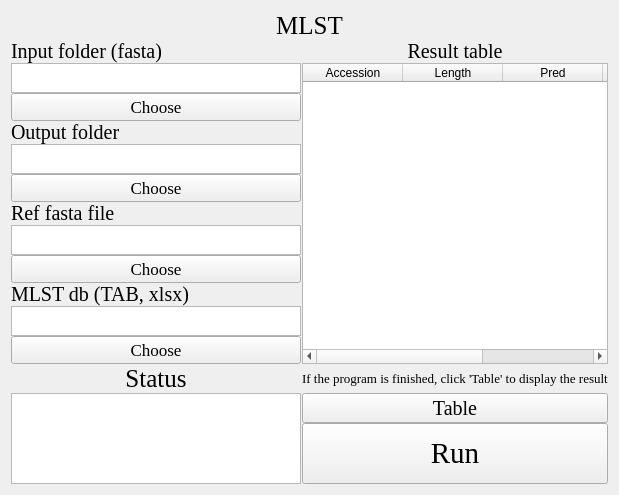
Old version of the form MLST.ui in the repository hzaurzli/MicroWorldOmics.
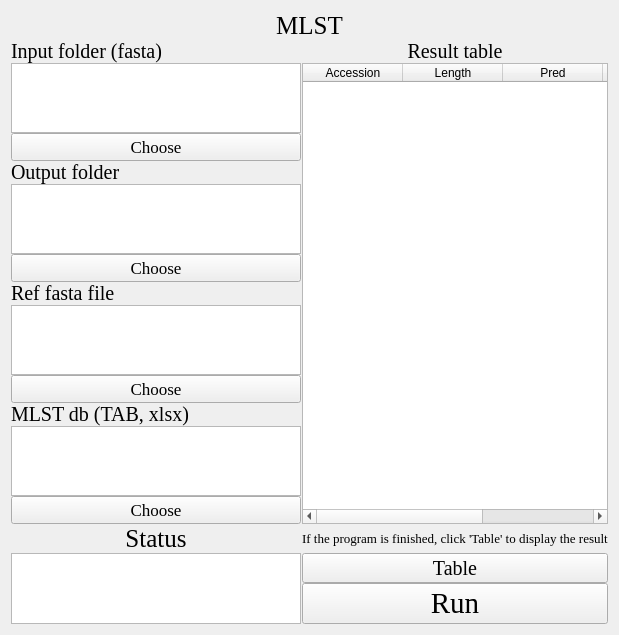
New version of the form. Icons and pictures are not drawn.

Diff of the .ui file:
```diff
--- a/MLST.ui
+++ b/MLST.ui
@@ -7,7 +7,7 @@
     <x>0</x>
     <y>0</y>
     <width>619</width>
-    <height>495</height>
+    <height>629</height>
    </rect>
   </property>
   <property name="windowTitle">
@@ -82,7 +82,7 @@
      <item row="5" column="0">
       <widget class="QTextBrowser" name="textBrowser_3">
        <property name="sizePolicy">
-        <sizepolicy hsizetype="Expanding" vsizetype="MinimumExpanding">
+        <sizepolicy hsizetype="Expanding" vsizetype="Expanding">
          <horstretch>0</horstretch>
          <verstretch>0</verstretch>
         </sizepolicy>
@@ -90,7 +90,7 @@
        <property name="maximumSize">
         <size>
          <width>16777215</width>
-         <height>30</height>
+         <height>16777215</height>
         </size>
        </property>
        <property name="styleSheet">
@@ -162,7 +162,7 @@
      <item row="8" column="0">
       <widget class="QTextBrowser" name="textBrowser_4">
        <property name="sizePolicy">
-        <sizepolicy hsizetype="Expanding" vsizetype="MinimumExpanding">
+        <sizepolicy hsizetype="Expanding" vsizetype="Expanding">
          <horstretch>0</horstretch>
          <verstretch>0</verstretch>
         </sizepolicy>
@@ -170,7 +170,7 @@
        <property name="maximumSize">
         <size>
          <width>16777215</width>
-         <height>30</height>
+         <height>16777215</height>
         </size>
        </property>
        <property name="styleSheet">
@@ -194,7 +194,7 @@
      <item row="11" column="0">
       <widget class="QTextBrowser" name="textBrowser_5">
        <property name="sizePolicy">
-        <sizepolicy hsizetype="Expanding" vsizetype="MinimumExpanding">
+        <sizepolicy hsizetype="Expanding" vsizetype="Expanding">
          <horstretch>0</horstretch>
          <verstretch>0</verstretch>
         </sizepolicy>
@@ -202,7 +202,7 @@
        <property name="maximumSize">
         <size>
          <width>16777215</width>
-         <height>30</height>
+         <height>16777215</height>
         </size>
        </property>
        <property name="styleSheet">
@@ -306,7 +306,7 @@
      <item row="2" column="0">
       <widget class="QTextBrowser" name="textBrowser_2">
        <property name="sizePolicy">
-        <sizepolicy hsizetype="Expanding" vsizetype="MinimumExpanding">
+        <sizepolicy hsizetype="Expanding" vsizetype="Expanding">
          <horstretch>0</horstretch>
          <verstretch>0</verstretch>
         </sizepolicy>
@@ -314,7 +314,7 @@
        <property name="maximumSize">
         <size>
          <width>16777215</width>
-         <height>30</height>
+         <height>16777215</height>
         </size>
        </property>
        <property name="styleSheet">
```
